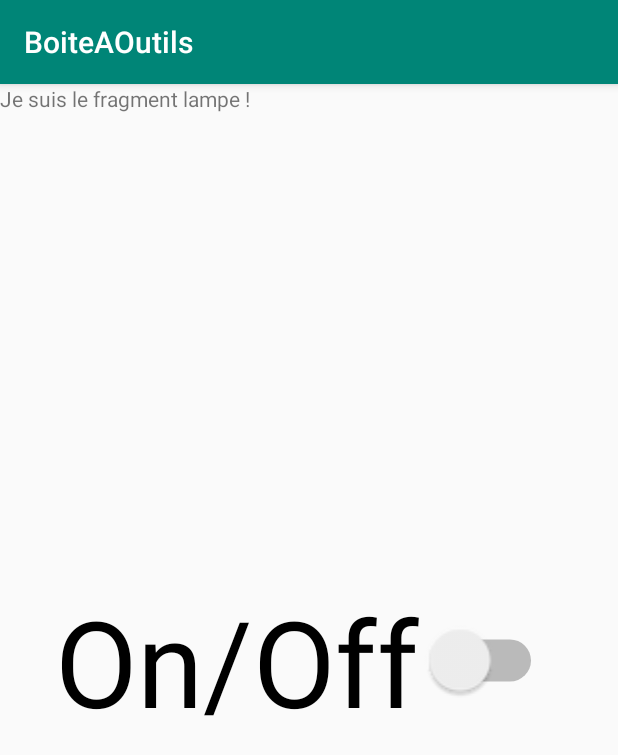
After one commit to Guizboule/BoiteAOutils, an Android app: the fragment fragment_lampe shown on its own in the app's theme, on a phone screen of 412 x 824 dp. The commit adds this screen. Shown: the top 755 px of the screen. Run offline under Robolectric (Android 15) with nearby library versions, the phone set to English and light mode, and no system bars.

Commit message:
Ajout de la lampe

```diff
--- a/app/src/main/AndroidManifest.xml
+++ b/app/src/main/AndroidManifest.xml
@@ -22,5 +22,6 @@
     </application>
     <uses-permission android:name="android.permission.ACCESS_FINE_LOCATION"/>
     <uses-permission android:name="android.permission.ACCESS_COARSE_LOCATION"/>
+    <uses-permission android:name="android.permission.CAMERA"/>
 
 </manifest>
--- /dev/null
+++ b/app/src/main/java/com/example/boiteaoutils/ui/lampe/fragment_lampe.java
@@ -0,0 +1,94 @@
+package com.example.boiteaoutils.ui.lampe;
+
+
+import android.content.Context;
+import android.content.pm.PackageManager;
+import android.graphics.Camera;
+import android.hardware.camera2.CameraManager;
+import android.os.Bundle;
+
+import androidx.fragment.app.Fragment;
+
+import android.util.Log;
+import android.view.LayoutInflater;
+import android.view.View;
+import android.view.ViewGroup;
+import android.widget.CompoundButton;
+import android.widget.Switch;
+import android.widget.Toast;
+
+import com.example.boiteaoutils.R;
+
+/**
+ * A simple {@link Fragment} subclass.
+ */
+public class fragment_lampe extends Fragment {
+
+    Camera camera = null;
+    Switch sw;
+    boolean isFlashOn = false;
+
+
+    public fragment_lampe() {
+        // Required empty public constructor
+    }
+
+
+    @Override
+    public View onCreateView(LayoutInflater inflater, ViewGroup container,
+                             Bundle savedInstanceState) {
+
+
+
+        View view = inflater.inflate(R.layout.fragment_lampe, container, false);
+
+        sw = (Switch) view.findViewById(R.id.switchLampe);
+
+        sw.setOnCheckedChangeListener(new CompoundButton.OnCheckedChangeListener() {
+            @Override
+            public void onCheckedChanged(CompoundButton buttonView, boolean isChecked) {
+
+                Log.d("Hello" ," light = " + getContext().getPackageManager().hasSystemFeature(PackageManager.FEATURE_CAMERA_FLASH));
+                Log.d("Hello" ," switch = " + isChecked);
+                if (isFlashOn == false){
+                    on();
+                }else{
+                    off();
+                }
+            }
+        });
+
+        // Inflate the layout for this fragment
+        return view;
+    }
+
+    private void on() {
+        if(isFlashOn == true){
+            Toast.makeText(getContext(), "Flashlight is already ON", Toast.LENGTH_SHORT).show();
+        }else {
+            try{
+                CameraManager camManager = (CameraManager) getContext().getSystemService(Context.CAMERA_SERVICE);
+                String cameraId = camManager.getCameraIdList()[0]; // Usually front camera is at 0 position.
+                camManager.setTorchMode(cameraId, true);
+                isFlashOn = true;
+            }catch (Exception e){
+                e.printStackTrace();
+            }
+        }
+    }
+
+    private void off() {
+        if(isFlashOn == false){
+            Toast.makeText(getContext(), "Flashlight is already OFF", Toast.LENGTH_SHORT).show();
+        }else {
+            try{
+                CameraManager camManager = (CameraManager) getContext().getSystemService(Context.CAMERA_SERVICE);
+                String cameraId = camManager.getCameraIdList()[0]; // Usually front camera is at 0 position.
+                camManager.setTorchMode(cameraId, false);
+                isFlashOn = false;
+            }catch (Exception e){
+                e.printStackTrace();
+            }
+        }
+    }
+}
--- /dev/null
+++ b/app/src/main/res/layout/fragment_lampe.xml
@@ -0,0 +1,31 @@
+<?xml version="1.0" encoding="utf-8"?>
+<androidx.constraintlayout.widget.ConstraintLayout xmlns:android="http://schemas.android.com/apk/res/android"
+    xmlns:app="http://schemas.android.com/apk/res-auto"
+    xmlns:tools="http://schemas.android.com/tools"
+    android:layout_width="match_parent"
+    android:layout_height="match_parent"
+    tools:context=".ui.lampe.fragment_lampe">
+
+    <TextView
+        android:id="@+id/textView3"
+        android:layout_width="match_parent"
+        android:layout_height="match_parent"
+        android:text="@string/fragment_lampe"
+        android:visibility="visible"
+        app:layout_constraintEnd_toEndOf="parent"
+        app:layout_constraintTop_toTopOf="parent" />
+
+    <Switch
+        android:id="@+id/switchLampe"
+        android:layout_width="wrap_content"
+        android:layout_height="wrap_content"
+        android:text="@string/on_off"
+        android:textSize="40dp"
+        android:scaleX="2"
+        android:scaleY="2"
+        app:layout_constraintBottom_toBottomOf="parent"
+        app:layout_constraintEnd_toEndOf="@+id/textView3"
+        app:layout_constraintStart_toStartOf="parent"
+        app:layout_constraintTop_toTopOf="@+id/textView3" />
+
+</androidx.constraintlayout.widget.ConstraintLayout>
--- a/app/src/main/res/menu/activity_main_drawer.xml
+++ b/app/src/main/res/menu/activity_main_drawer.xml
@@ -24,6 +24,10 @@
             android:id="@+id/nav_boussole"
             android:icon="@drawable/compass_icon"
             android:title="@string/menu_boussole" />
+        <item
+            android:id="@+id/nav_lampe"
+            android:icon="@drawable/lampe_icon"
+            android:title="@string/menu_lampe" />
     </group>
 
     <item android:title="Communicate">
--- a/app/src/main/res/navigation/mobile_navigation.xml
+++ b/app/src/main/res/navigation/mobile_navigation.xml
@@ -45,4 +45,9 @@
         android:name="com.example.boiteaoutils.ui.boussole.fragment_boussole"
         android:label="@string/menu_boussole"
         tools:layout="@layout/fragment_boussole" />
+    <fragment
+        android:id="@+id/nav_lampe"
+        android:name="com.example.boiteaoutils.ui.lampe.fragment_lampe"
+        android:label="@string/menu_lampe"
+        tools:layout="@layout/fragment_lampe" />
 </navigation>
--- a/app/src/main/res/values/strings.xml
+++ b/app/src/main/res/values/strings.xml
@@ -26,4 +26,8 @@
     <string name="northwest">NW</string>
     <string name="southeast">SE</string>
     <string name="southwest">SW</string>
+
+    <string name="fragment_lampe">Je suis le fragment lampe !</string>
+    <string name="menu_lampe">Lampe</string>
+    <string name="on_off">On/Off</string>
 </resources>
```
Also changed, not shown: app/src/main/res/drawable/lampe_icon.png (added).
